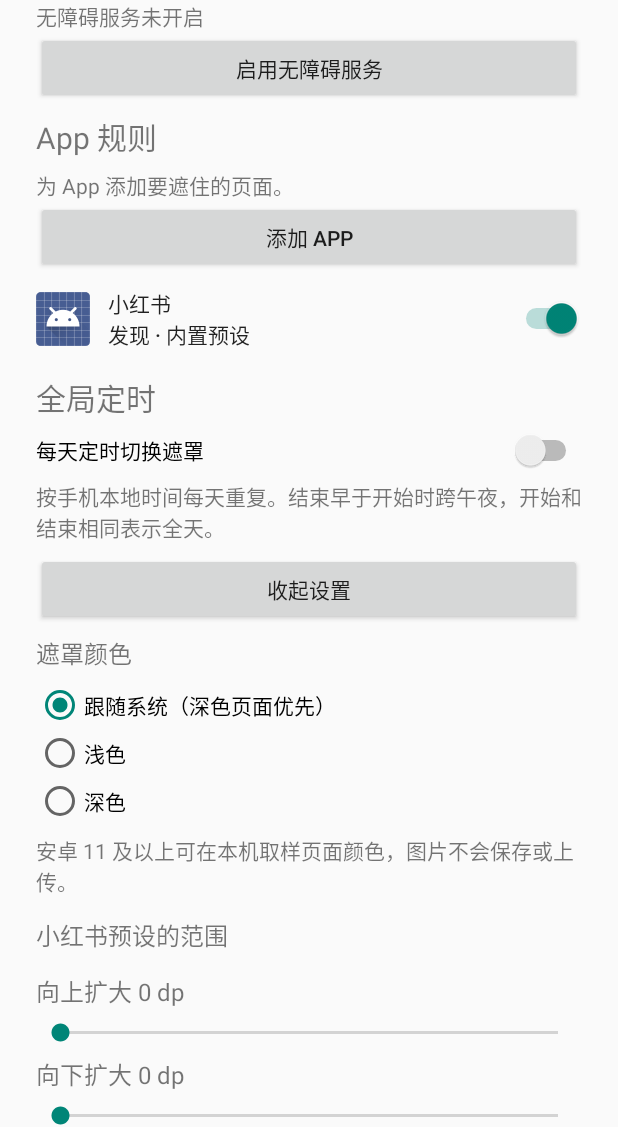
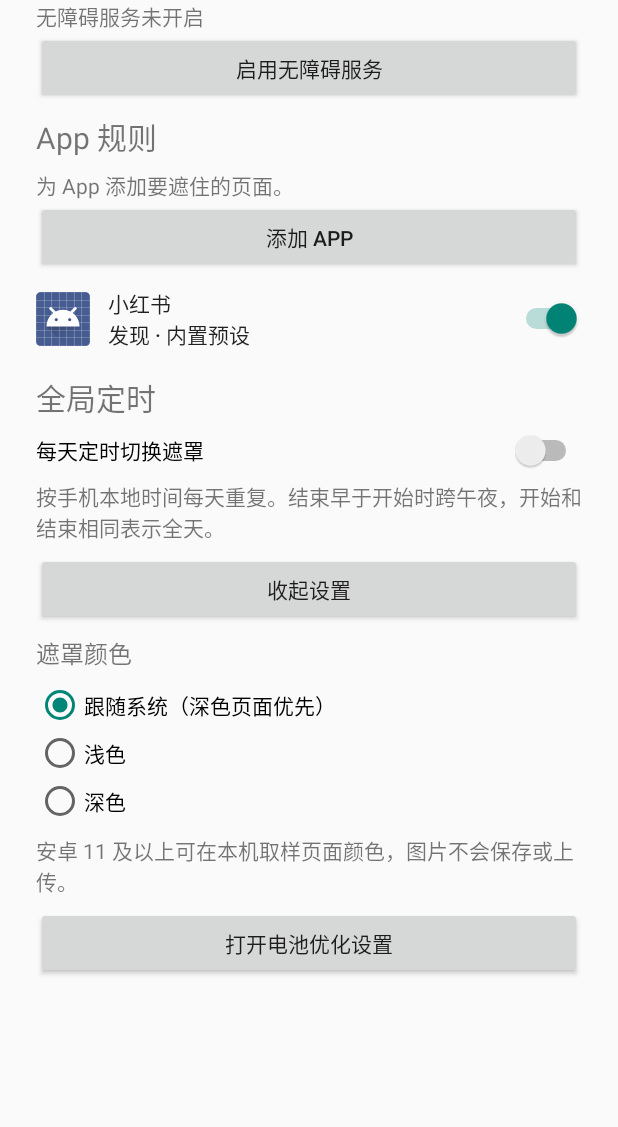
Before and after one commit to StonerShaw/FeedShield, an Android app: the screen it shows after launch (SetupActivity), after a tap on "更多设置", on a phone screen of 412 x 824 dp, the part 109-1236 px from its top. Run offline under Robolectric (Android 15) with nearby library versions, the phone set to English and light mode, and no system bars.

Commit message:
Use the visual range editor for the Xiaohongshu preset

```diff
--- a/app/src/main/java/app/local/rednoteshield/SetupActivity.java
+++ b/app/src/main/java/app/local/rednoteshield/SetupActivity.java
@@ -22,7 +22,6 @@ import android.widget.LinearLayout;
 import android.widget.ScrollView;
 import android.widget.RadioButton;
 import android.widget.RadioGroup;
-import android.widget.SeekBar;
 import android.widget.Switch;
 import android.widget.TextView;
 
@@ -38,9 +37,6 @@ public final class SetupActivity extends Activity {
     static final int THEME_SYSTEM = 0;
     static final int THEME_LIGHT = 1;
     static final int THEME_DARK = 2;
-    static final String TOP = "top_expansion";
-    static final String BOTTOM = "bottom_expansion";
-    private static final int MAX_EXPANSION = 64;
     private LinearLayout page;
     private SharedPreferences preferences;
     private LinearLayout customControls;
@@ -87,16 +83,6 @@ public final class SetupActivity extends Activity {
         page = advanced;
         addText("遮罩颜色", 16);
         addThemeChoices();
-        addText("小红书预设的范围", 16);
-        addExpansion("向上扩大", TOP);
-        addExpansion("向下扩大", BOTTOM);
-        Button reset = new Button(this);
-        reset.setText("恢复默认范围");
-        reset.setOnClickListener(view -> {
-            preferences.edit().remove(TOP).remove(BOTTOM).apply();
-            recreate();
-        });
-        page.addView(reset);
         addButton("打开电池优化设置", new Intent(Settings.ACTION_IGNORE_BATTERY_OPTIMIZATION_SETTINGS));
         page = main;
         advanced.setVisibility(LinearLayout.GONE);
@@ -183,18 +169,22 @@ public final class SetupActivity extends Activity {
         customControls.addView(record);
 
         Map<String, CustomRules.Rule> rules = CustomRules.read(preferences);
-        if (!rules.containsKey("com.xingin.xhs")) {
-            addRuleRow("com.xingin.xhs", "小红书", "发现 · 内置预设",
-                    preferences.getBoolean("rednote_preset", true),
-                    enabled -> preferences.edit().putBoolean("rednote_preset", enabled).apply(), null);
+        if (!rules.containsKey(CustomRules.REDNOTE_APP)) {
+            addRuleRow(CustomRules.REDNOTE_APP, "小红书", "发现 · 内置预设",
+                    preferences.getBoolean(CustomRules.REDNOTE_ENABLED, true),
+                    enabled -> preferences.edit().putBoolean(CustomRules.REDNOTE_ENABLED, enabled).apply(), null, null);
         }
         for (Map.Entry<String, CustomRules.Rule> entry : rules.entrySet()) {
             String app = entry.getKey();
             CustomRules.Rule rule = entry.getValue();
-            addRuleRow(app, app, "已录制页面", rule.enabled, enabled -> {
+            addRuleRow(app, app, rule.rednotePreset ? "发现 · 内置预设" : "已录制页面", rule.enabled, enabled -> {
                 rule.enabled = enabled;
                 CustomRules.save(preferences, rules);
-            }, () -> {
+            }, rule.rednotePreset ? "恢复默认范围" : "删除规则", () -> {
+                if (rule.rednotePreset) {
+                    preferences.edit().putBoolean(CustomRules.REDNOTE_ENABLED, rule.enabled)
+                            .remove(CustomRules.LEGACY_TOP).remove(CustomRules.LEGACY_BOTTOM).apply();
+                }
                 rules.remove(app);
                 CustomRules.save(preferences, rules);
                 renderCustomControls();
@@ -251,7 +241,7 @@ public final class SetupActivity extends Activity {
     }
 
     private void addRuleRow(String app, String fallbackName, String subtitle, boolean enabled,
-            java.util.function.Consumer<Boolean> toggle, Runnable delete) {
+            java.util.function.Consumer<Boolean> toggle, String deleteLabel, Runnable delete) {
         PackageManager manager = getPackageManager();
         String label = fallbackName;
         Drawable icon = manager.getDefaultActivityIcon();
@@ -279,11 +269,9 @@ public final class SetupActivity extends Activity {
             AlertDialog.Builder dialog = new AlertDialog.Builder(this)
                     .setTitle(details.getText()).setMessage(last)
                     .setNegativeButton("关闭", null);
+            dialog.setPositiveButton("调整范围", (window, which) -> startRecording(app, true));
             if (delete != null) {
-                dialog.setPositiveButton("调整范围", (window, which) -> startRecording(app, true));
-                dialog.setNeutralButton("删除规则", (window, which) -> delete.run());
-            } else {
-                dialog.setMessage(last + "\n\n可在「更多设置」调整内置预设的范围。");
+                dialog.setNeutralButton(deleteLabel, (window, which) -> delete.run());
             }
             dialog.show();
         });
@@ -452,24 +440,4 @@ public final class SetupActivity extends Activity {
         page.addView(button);
     }
 
-    private void addExpansion(String title, String key) {
-        int current = preferences.getInt(key, 0);
-        TextView label = addText(title + " " + current + " dp", 16);
-        SeekBar slider = new SeekBar(this);
-        slider.setMax(MAX_EXPANSION);
-        slider.setProgress(current);
-        slider.setContentDescription(title);
-        slider.setOnSeekBarChangeListener(new SeekBar.OnSeekBarChangeListener() {
-            @Override
-            public void onProgressChanged(SeekBar bar, int value, boolean fromUser) {
-                label.setText(title + " " + value + " dp");
-                if (fromUser) {
-                    preferences.edit().putInt(key, value).apply();
-                }
-            }
-            @Override public void onStartTrackingTouch(SeekBar bar) {}
-            @Override public void onStopTrackingTouch(SeekBar bar) {}
-        });
-        page.addView(slider);
-    }
 }
```
Also changed, not shown: app/src/main/java/app/local/rednoteshield/CustomRules.java (+40 -13 lines), app/src/main/java/app/local/rednoteshield/RuleRecorder.java (+7 -4 lines), app/src/main/java/app/local/rednoteshield/ShieldService.java (+17 -19 lines), 1 other file.
